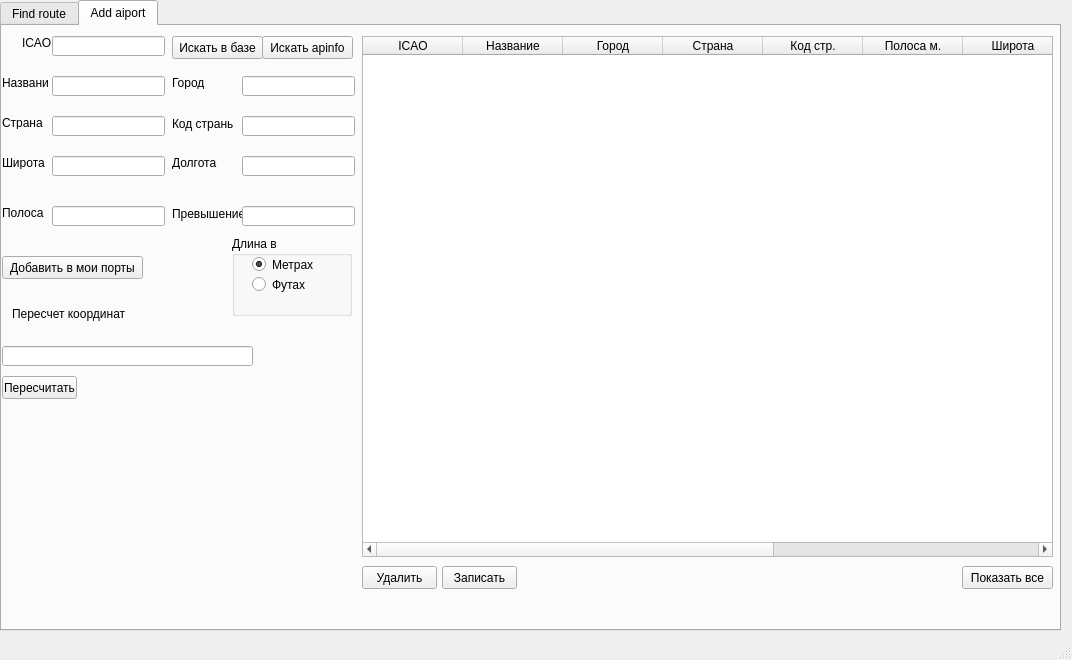
Old version of the form views/main.ui in the repository RavenVl/findAeroRace.
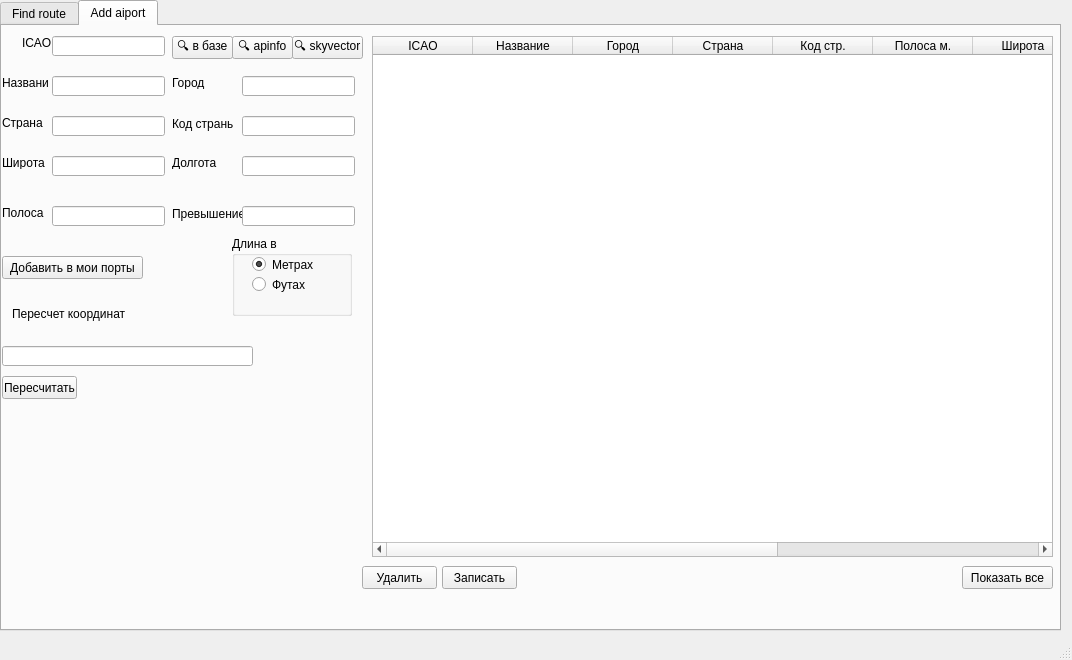
New version of the form. The open tabs and pages were chosen to show the change.

Commit message: add find airports in skyvector.com

```diff
--- a/views/main.ui
+++ b/views/main.ui
@@ -355,12 +355,12 @@
        <rect>
         <x>170</x>
         <y>10</y>
-        <width>91</width>
+        <width>61</width>
         <height>23</height>
        </rect>
       </property>
       <property name="text">
-       <string>Искать в базе</string>
+       <string>🔍 в базе</string>
       </property>
      </widget>
      <widget class="QPushButton" name="addButton">
@@ -379,9 +379,9 @@
      <widget class="QTableWidget" name="tableMyPorts">
       <property name="geometry">
        <rect>
-        <x>360</x>
+        <x>370</x>
         <y>10</y>
-        <width>691</width>
+        <width>681</width>
         <height>521</height>
        </rect>
       </property>
@@ -439,14 +439,14 @@
      <widget class="QPushButton" name="findButtonApinfo">
       <property name="geometry">
        <rect>
-        <x>260</x>
+        <x>230</x>
         <y>10</y>
-        <width>91</width>
+        <width>61</width>
         <height>23</height>
        </rect>
       </property>
       <property name="text">
-       <string>Искать apinfo</string>
+       <string>🔍 apinfo</string>
       </property>
      </widget>
      <widget class="QPushButton" name="showAllButton">
@@ -566,6 +566,19 @@
        <string>Записать</string>
       </property>
      </widget>
+     <widget class="QPushButton" name="findButtonSky">
+      <property name="geometry">
+       <rect>
+        <x>290</x>
+        <y>10</y>
+        <width>71</width>
+        <height>23</height>
+       </rect>
+      </property>
+      <property name="text">
+       <string>🔍 skyvector</string>
+      </property>
+     </widget>
     </widget>
    </widget>
   </widget>
```
Left out of the diff: 2 changed lines with no effect on the pictures. The commit also changes 3 other files.
